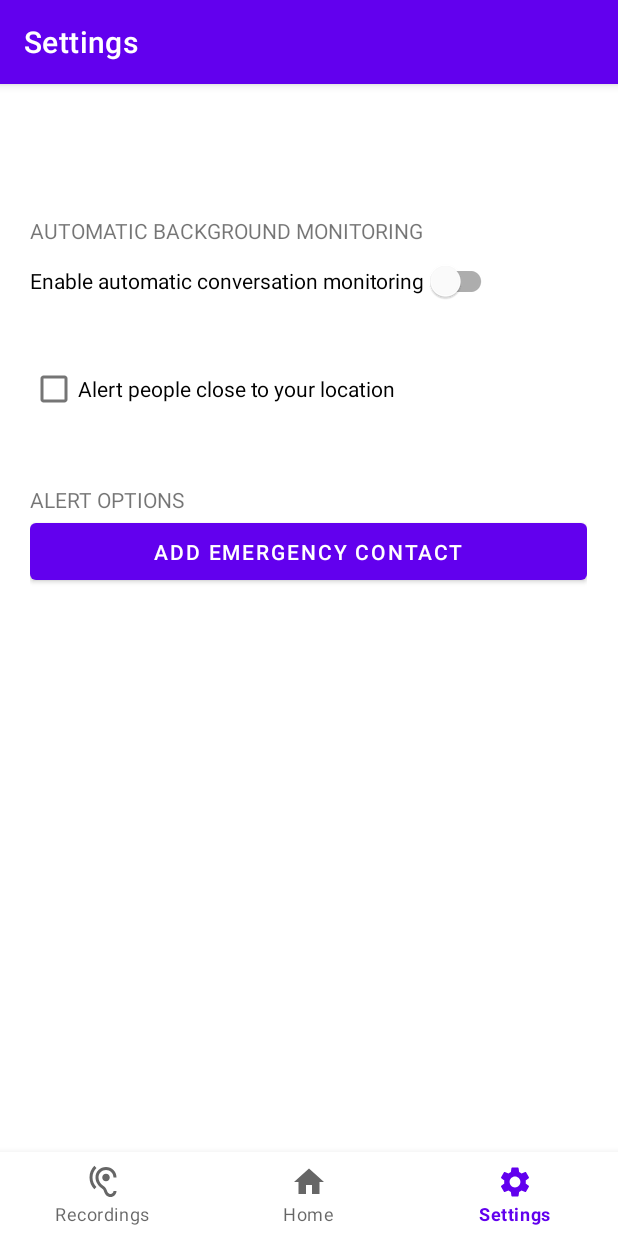
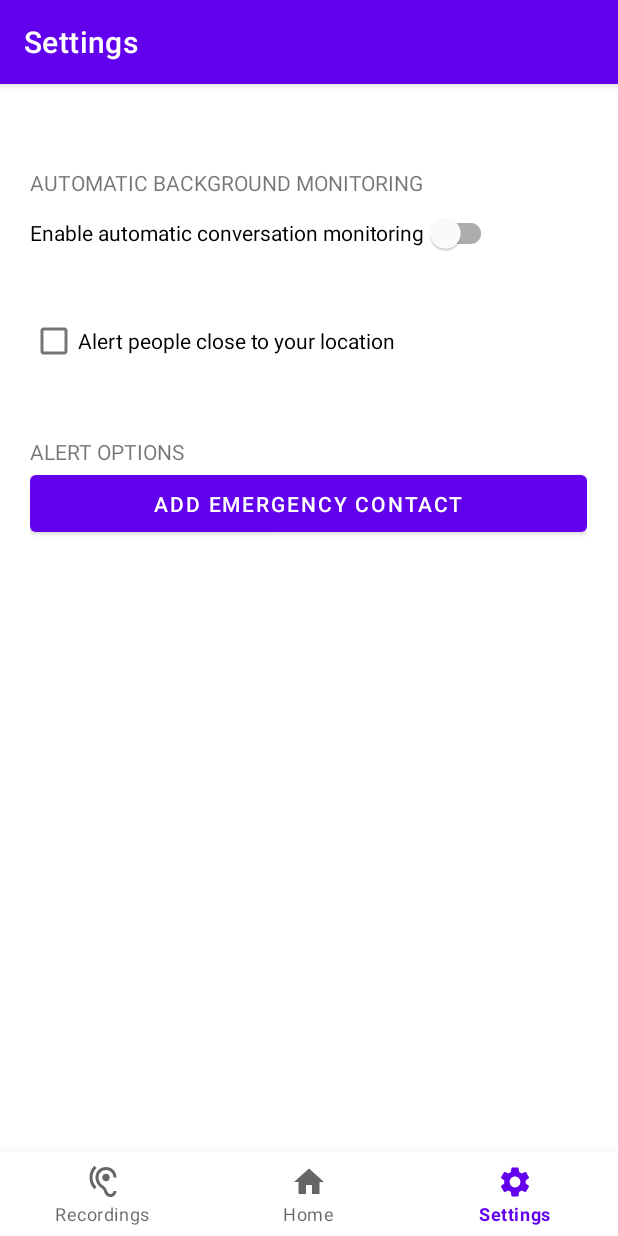
Before and after one commit to AndreaTrasacco/verbal-violence-detection-app, an Android app: the screen it shows after launch (MainActivity), item 3 of the bottom bar chosen, on a phone screen of 412 x 824 dp. Run offline under Robolectric (Android 15) with nearby library versions, the phone set to English and light mode, and no system bars; our stand-ins replace navigation-ui.

Commit message:
added italian translation, fixed settings scroll view behaviour, switched to use only one shared preferences across the app

```diff
--- a/app/src/main/java/it/unipi/masss/ProtectronApplication.kt
+++ b/app/src/main/java/it/unipi/masss/ProtectronApplication.kt
@@ -12,8 +12,9 @@ class ProtectronApplication : Application() {
     companion object {
         const val BG_NOTIF_ID = 69
         const val CHANNEL_ID = "PROTECTRON"
-        const val CHANNEL_NAME = "Protectron_channel"
+        const val CHANNEL_NAME = "PROTECTRON_CHANNEL"
         const val COUNTDOWN_S = 10
+        const val SHARED_PREF = "PROTECTRON_SP"
     }
 
     @RequiresApi(Build.VERSION_CODES.TIRAMISU)
--- a/app/src/main/java/it/unipi/masss/SendAlertReceiver.kt
+++ b/app/src/main/java/it/unipi/masss/SendAlertReceiver.kt
@@ -11,6 +11,7 @@ import androidx.core.app.NotificationCompat
 import androidx.core.app.NotificationManagerCompat
 import it.unipi.masss.ProtectronApplication.Companion.CHANNEL_ID
 import it.unipi.masss.ProtectronApplication.Companion.COUNTDOWN_S
+import it.unipi.masss.ProtectronApplication.Companion.SHARED_PREF
 import it.unipi.masss.Util.checkGenericPermission
 import it.unipi.masss.Util.isServiceRunning
 import it.unipi.masss.recordingservice.RecordingService
@@ -98,7 +99,7 @@ class SendAlertReceiver : BroadcastReceiver() {
             with(NotificationManagerCompat.from(context)) {
                 cancel(1)
             }
-            val sharedPreference = context.getSharedPreferences("TOKEN", Context.MODE_PRIVATE)
+            val sharedPreference = context.getSharedPreferences(SHARED_PREF, Context.MODE_PRIVATE)
             val token = sharedPreference.getString("token", "defaultValue")
 
             LocationHandling.getPreciseLocation(context).thenApply { location ->
--- a/app/src/main/java/it/unipi/masss/TopicSubscriber.kt
+++ b/app/src/main/java/it/unipi/masss/TopicSubscriber.kt
@@ -4,10 +4,11 @@ import android.content.Context
 import android.util.Log
 import com.google.firebase.ktx.Firebase
 import com.google.firebase.messaging.ktx.messaging
+import it.unipi.masss.ProtectronApplication.Companion.SHARED_PREF
 
 object TopicSubscriber {
     fun subscribeToTopic(context: Context) {
-        var sharedPreference = context.getSharedPreferences("SUBSCRIBED", Context.MODE_PRIVATE)
+        var sharedPreference = context.getSharedPreferences(SHARED_PREF, Context.MODE_PRIVATE)
         val subscribed = sharedPreference.getBoolean("subscribed", false)
 
         if (!subscribed) {
@@ -19,7 +20,7 @@ object TopicSubscriber {
                     Log.d(TopicSubscriber::class.java.simpleName, msg)
                 }
 
-            sharedPreference = context.getSharedPreferences("SUBSCRIBED", Context.MODE_PRIVATE)
+            sharedPreference = context.getSharedPreferences(SHARED_PREF, Context.MODE_PRIVATE)
             val editor = sharedPreference.edit()
             editor.putBoolean("subscribed", true)
             editor.apply()
--- a/app/src/main/java/it/unipi/masss/firebase/OnAlertReceivedService.kt
+++ b/app/src/main/java/it/unipi/masss/firebase/OnAlertReceivedService.kt
@@ -13,6 +13,8 @@ import androidx.core.app.NotificationCompat
 import com.google.firebase.messaging.FirebaseMessagingService
 import com.google.firebase.messaging.RemoteMessage
 import it.unipi.masss.LocationHandling
+import it.unipi.masss.ProtectronApplication
+import it.unipi.masss.ProtectronApplication.Companion.SHARED_PREF
 import it.unipi.masss.R
 
 
@@ -26,7 +28,7 @@ class OnAlertReceivedService : FirebaseMessagingService() {
             Log.d(TAG, "Data Payload: " + remoteMessage.data.toString())
 
             // check if I sent the alert
-            val sharedPreference = getSharedPreferences("TOKEN", Context.MODE_PRIVATE)
+            val sharedPreference = getSharedPreferences(SHARED_PREF, Context.MODE_PRIVATE)
             val token = sharedPreference.getString("token", "defaultValue")
             if (token.equals(remoteMessage.data["token"])) return
 
@@ -64,7 +66,7 @@ class OnAlertReceivedService : FirebaseMessagingService() {
         Log.d(TAG, "Refreshed token: $token")
 
         //save the token in a shared preference
-        val sharedPreference = getSharedPreferences("TOKEN", Context.MODE_PRIVATE)
+        val sharedPreference = getSharedPreferences(SHARED_PREF, Context.MODE_PRIVATE)
         val editor = sharedPreference.edit()
         editor.putString("token", token)
         editor.apply()
--- a/app/src/main/java/it/unipi/masss/ui/home/HomeFragment.kt
+++ b/app/src/main/java/it/unipi/masss/ui/home/HomeFragment.kt
@@ -21,6 +21,8 @@ import androidx.fragment.app.Fragment
 import com.google.android.material.button.MaterialButton
 import it.unipi.masss.Action
 import it.unipi.masss.LocationHandling
+import it.unipi.masss.ProtectronApplication
+import it.unipi.masss.ProtectronApplication.Companion.SHARED_PREF
 import it.unipi.masss.R
 import it.unipi.masss.ShakingDetector
 import it.unipi.masss.Util.isServiceRunning
@@ -140,7 +142,7 @@ class HomeFragment : Fragment() {
 
             // Get all keys from SharedPreferences
             val sharedPreferences =
-                requireContext().getSharedPreferences("MySharedPref", Context.MODE_PRIVATE)
+                requireContext().getSharedPreferences(SHARED_PREF, Context.MODE_PRIVATE)
             val allKeys = sharedPreferences.all.keys
 
             // Filter the keys that start with "contact_info_"
--- a/app/src/main/java/it/unipi/masss/ui/settings/Preferences.kt
+++ b/app/src/main/java/it/unipi/masss/ui/settings/Preferences.kt
@@ -2,9 +2,10 @@ package it.unipi.masss.ui.settings
 
 import android.content.Context
 import android.content.SharedPreferences
+import it.unipi.masss.ProtectronApplication.Companion.SHARED_PREF
 
 class SettingsPreferences(context: Context) {
-    private val sharedPreferences: SharedPreferences = context.getSharedPreferences("SETTINGS", Context.MODE_PRIVATE)
+    private val sharedPreferences: SharedPreferences = context.getSharedPreferences(SHARED_PREF, Context.MODE_PRIVATE)
 
     fun setAutoMonState(state: Boolean) {
         val editor = sharedPreferences.edit()
@@ -25,14 +26,4 @@ class SettingsPreferences(context: Context) {
     fun getCloseContactOptionState(): Boolean {
         return sharedPreferences.getBoolean("CLOSE_CONTACT_OPTION_STATE", false)
     }
-
-    fun setChosenContactOptionState(state: Boolean) {
-        val editor = sharedPreferences.edit()
-        editor.putBoolean("SPECIFIC_CONTACT_OPTION_STATE", state)
-        editor.apply()
-    }
-
-    fun getChosenContactOptionState(): Boolean {
-        return sharedPreferences.getBoolean("SPECIFIC_CONTACT_OPTION_STATE", false)
-    }
 }
--- a/app/src/main/java/it/unipi/masss/ui/settings/SettingsFragment.kt
+++ b/app/src/main/java/it/unipi/masss/ui/settings/SettingsFragment.kt
@@ -13,6 +13,7 @@ import android.util.Log
 import android.view.LayoutInflater
 import android.view.View
 import android.view.ViewGroup
+import android.view.ViewTreeObserver
 import android.widget.CheckBox
 import android.widget.LinearLayout
 import android.widget.ScrollView
@@ -20,7 +21,9 @@ import android.widget.TextView
 import androidx.activity.result.contract.ActivityResultContracts
 import androidx.core.content.ContextCompat
 import androidx.fragment.app.Fragment
+import com.google.android.material.bottomnavigation.BottomNavigationView
 import com.google.android.material.switchmaterial.SwitchMaterial
+import it.unipi.masss.ProtectronApplication.Companion.SHARED_PREF
 import it.unipi.masss.R
 import it.unipi.masss.databinding.FragmentSettingsBinding
 
@@ -45,6 +48,18 @@ class SettingsFragment : Fragment() {
         super.onViewCreated(view, savedInstanceState)
         val settingsPreferences = SettingsPreferences(requireContext())
 
+        //set padding at the bottom of the setting fragment to account for the navigation bar
+        val settingsOuterLinLay = view.findViewById<LinearLayout>(R.id.settingsOuterLinLay)
+        val bottomNavigationView = activity?.findViewById<BottomNavigationView>(R.id.nav_view)
+
+        bottomNavigationView?.viewTreeObserver?.addOnGlobalLayoutListener(object :
+            ViewTreeObserver.OnGlobalLayoutListener {
+            override fun onGlobalLayout() {
+                settingsOuterLinLay.setPadding(0,0,0, bottomNavigationView.height)
+                bottomNavigationView.viewTreeObserver.removeOnGlobalLayoutListener(this)
+            }
+        })
+
         val auto_mon_sw = view.findViewById<SwitchMaterial>(R.id.auto_mon_sw)
         val close_contact_opt = view.findViewById<CheckBox>(R.id.close_contact_opt)
         val submitButton = view.findViewById<TextView>(R.id.submit_button)
@@ -54,15 +69,14 @@ class SettingsFragment : Fragment() {
         val requestPermissionLauncher =
             registerForActivityResult(ActivityResultContracts.RequestPermission()) { isGranted: Boolean ->
                 if (isGranted) {
-                    Log.i("Example", "Permission is granted")
+                    Log.i("INFO_SETTINGS-FRAG", "Permission is granted")
                 } else {
-                    Log.i("Example", "Permission not granted")
+                    Log.i("INFO_SETTINGS-FRAG", "Permission not granted")
                 }
             }
 
 
-
-        val sharedPreferences = requireContext().getSharedPreferences("MySharedPref", Context.MODE_PRIVATE)
+        val sharedPreferences = requireContext().getSharedPreferences(SHARED_PREF, Context.MODE_PRIVATE)
         val allEntries = sharedPreferences.all
 
         for ((key, value) in allEntries) {
@@ -105,12 +119,12 @@ class SettingsFragment : Fragment() {
                                 editor.putString("contact_info_$id", contactInfo)
                                 editor.apply()
                             } else {
-                                Log.d("ContactPicker", "Contact info is duplicate")
+                                Log.d("DEBUG_SETTINGS_CONTACTS", "Contact info is duplicate")
                             }
                         } else {
-                            Log.d("ContactPicker", "Cursor is empty")
+                            Log.d("DEBUG_SETTINGS_CONTACTS", "Cursor is empty")
                         }
-                    } ?: Log.d("ContactPicker", "Cursor is null")
+                    } ?: Log.d("DEBUG_SETTINGS_CONTACTS", "Cursor is null")
                 }
             }
         }
--- a/app/src/main/java/it/unipi/masss/ui/settings/SosContact.kt
+++ b/app/src/main/java/it/unipi/masss/ui/settings/SosContact.kt
@@ -5,6 +5,8 @@ import android.view.ViewGroup
 import android.widget.TextView
 import androidx.constraintlayout.widget.ConstraintLayout
 import com.google.android.material.floatingactionbutton.FloatingActionButton
+import it.unipi.masss.ProtectronApplication
+import it.unipi.masss.ProtectronApplication.Companion.SHARED_PREF
 import it.unipi.masss.R
 
 class SosContact : ConstraintLayout {
@@ -38,7 +40,7 @@ class SosContact : ConstraintLayout {
             (parent as? ViewGroup)?.removeView(this)
 
             // Remove the corresponding contact info from SharedPreferences
-            val sharedPreferences = context.getSharedPreferences("MySharedPref", Context.MODE_PRIVATE)
+            val sharedPreferences = context.getSharedPreferences(SHARED_PREF, Context.MODE_PRIVATE)
             val editor = sharedPreferences.edit()
             editor.remove("contact_info_$contactId")
             editor.apply()
--- a/app/src/main/res/layout/fragment_settings.xml
+++ b/app/src/main/res/layout/fragment_settings.xml
@@ -1,13 +1,17 @@
 <?xml version="1.0" encoding="utf-8"?>
-<androidx.constraintlayout.widget.ConstraintLayout xmlns:android="http://schemas.android.com/apk/res/android"
+<androidx.constraintlayout.widget.ConstraintLayout
+    xmlns:android="http://schemas.android.com/apk/res/android"
     xmlns:app="http://schemas.android.com/apk/res-auto"
     xmlns:tools="http://schemas.android.com/tools"
     android:layout_width="match_parent"
     android:layout_height="match_parent"
     tools:context="it.unipi.masss.ui.settings.SettingsFragment">
+
     <LinearLayout
+        android:id="@+id/settingsOuterLinLay"
         android:layout_width="match_parent"
         android:layout_height="match_parent">
+
         <RelativeLayout
             android:id="@+id/leftBar"
             android:layout_width="0dip"
@@ -15,6 +19,7 @@
             android:layout_weight="0.05"
             app:layout_constraintTop_toTopOf="parent">
         </RelativeLayout>
+
         <RelativeLayout
             android:id="@+id/middleBar"
             android:layout_width="0dip"
@@ -22,16 +27,8 @@
             android:layout_weight="0.9"
             app:layout_constraintTop_toTopOf="parent">
 
-            <ScrollView
-                android:id="@+id/scrollPage"
-                android:layout_width="match_parent"
-                android:layout_height="match_parent"
-                android:gravity="center"
-                app:layout_constraintTop_toTopOf="parent"
-                app:layout_constraintVertical_bias="0.002">
-
             <LinearLayout
-                    android:id="@+id/contactList"
+                android:id="@+id/settings_header"
                 android:layout_width="match_parent"
                 android:layout_height="wrap_content"
                 android:orientation="vertical">
@@ -40,7 +37,6 @@
                     android:id="@+id/textView2"
                     android:layout_width="wrap_content"
                     android:layout_height="wrap_content"
-                        android:layout_marginTop="32dp"
                     android:text="@string/title_auto_mon"
                     app:layout_constraintEnd_toEndOf="parent"
                     app:layout_constraintStart_toStartOf="parent"
@@ -79,15 +75,32 @@
                     app:layout_constraintStart_toStartOf="parent"
                     app:layout_constraintTop_toBottomOf="@+id/auto_mon_sw" />
 
-
-
                 <Button
                     android:id="@+id/submit_button"
                     android:layout_width="match_parent"
                     android:layout_height="50dp"
-                        android:text="ADD EMERGENCY CONTACT" />
+                    android:text="@string/emergency_contact" />
+
             </LinearLayout>
+
+            <ScrollView
+                android:id="@+id/scrollPage"
+                android:layout_width="match_parent"
+                android:layout_height="wrap_content"
+                android:layout_below="@+id/settings_header">
+
+                <LinearLayout
+                    android:id="@+id/contactList"
+                    android:layout_width="match_parent"
+                    android:layout_height="wrap_content"
+                    android:orientation="vertical"
+                    app:layout_constraintStart_toStartOf="parent"
+                    app:layout_constraintEnd_toEndOf="parent">
+
+                </LinearLayout>
+
             </ScrollView>
+
         </RelativeLayout>
 
         <RelativeLayout
@@ -97,5 +110,6 @@
             android:layout_weight="0.05"
             app:layout_constraintTop_toTopOf="parent">
         </RelativeLayout>
+
     </LinearLayout>
 </androidx.constraintlayout.widget.ConstraintLayout>
--- a/app/src/main/res/values/strings.xml
+++ b/app/src/main/res/values/strings.xml
@@ -1,19 +1,20 @@
 <resources>
-    <string name="app_name">Protectron</string>
-    <string name="title_home">Home</string>
+    <string name="app_name" translatable="false">Protectron</string>
+    <string name="title_home" translatable="false">Home</string>
     <string name="title_recordings">Recordings</string>
     <string name="title_settings">Settings</string>
     <string name="recording_service_btn_desc">Start the background service to monitor conversations</string>
 
     <string name="title_auto_mon">AUTOMATIC BACKGROUND MONITORING</string>
     <string name="auto_mon_btn">Enable automatic conversation monitoring</string>
+    <string name="live_mon_title">Live monitoring</string>
+    <string name="click_to_open_app">Click to open the app</string>
 
     <string name="title_alert_options">ALERT OPTIONS</string>
     <string name="close_contact_option">Alert people close to your location</string>
-    <string name="specific_contact_option">Alert chosen contacts</string>
-    <string name="insert_contact">Insert contact</string>
+    <string name="emergency_contact">ADD EMERGENCY CONTACT</string>
 
-    <string name="ok">OK</string>
+    <string name="ok" translatable="false">OK</string>
     <string name="cancel">Cancel</string>
     <string name="abort">Abort</string>
     <string name="countdown"> seconds remaining…</string>
```
Also changed, not shown: app/src/main/java/it/unipi/masss/recordingservice/RecordingService.kt (+5 -5 lines), 1 other file. Lines whose indentation alone changed are shown as unchanged.
